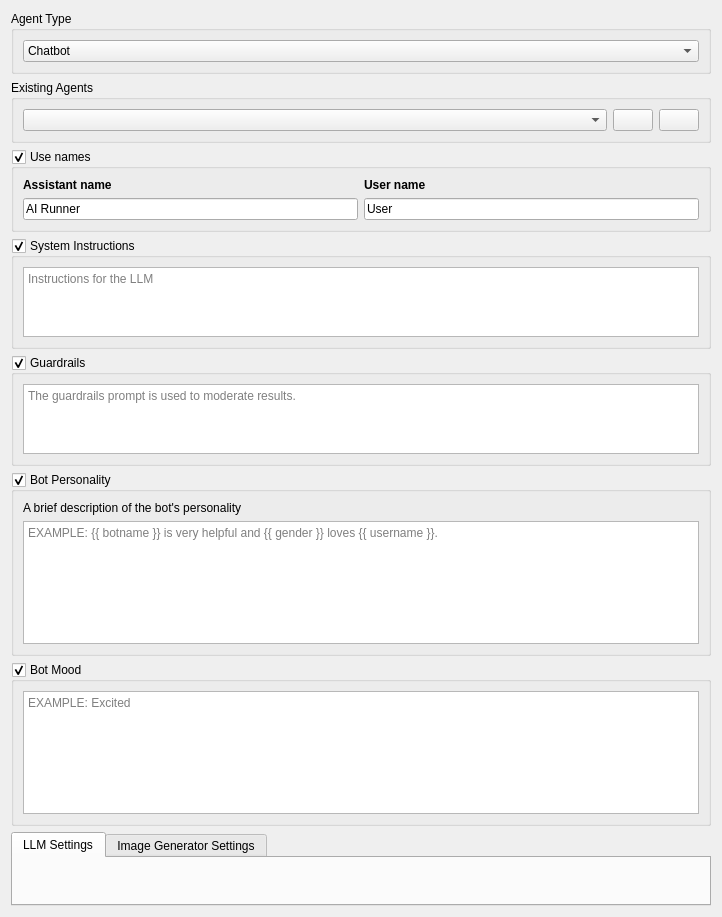
Old version of the form src/airunner/widgets/llm/templates/bot_preferences.ui in the repository Capsize-Games/airunner.
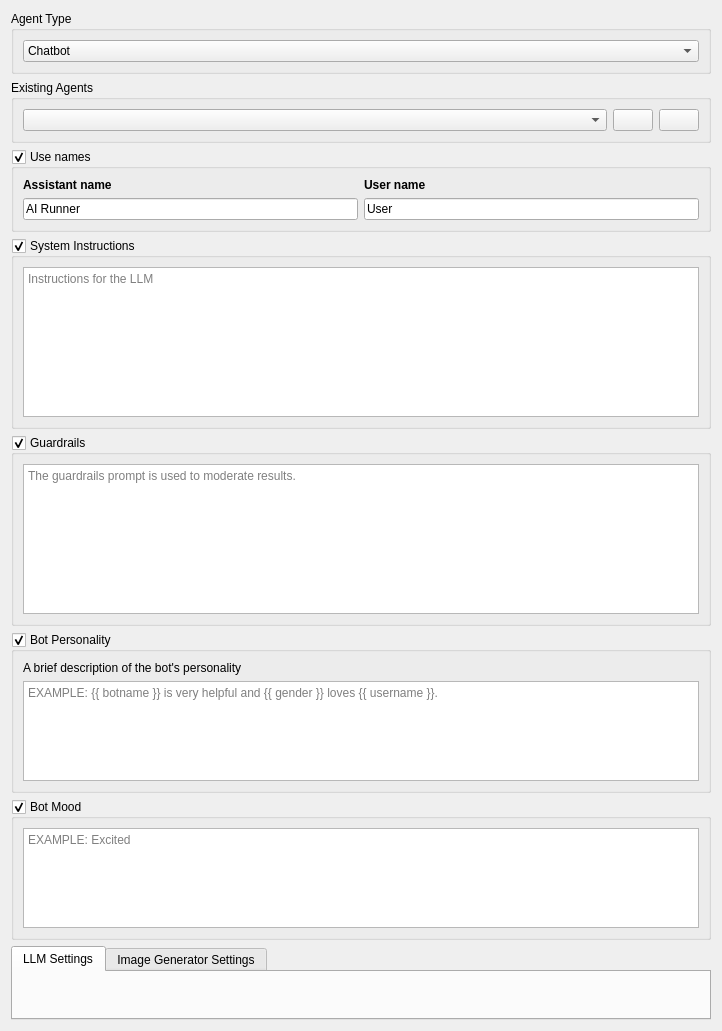
New version of the form. Icons and pictures are not drawn. Custom widgets are drawn as their Qt base class.

```diff
--- a/src/airunner/widgets/llm/templates/bot_preferences.ui
+++ b/src/airunner/widgets/llm/templates/bot_preferences.ui
@@ -7,7 +7,7 @@
     <x>0</x>
     <y>0</y>
     <width>722</width>
-    <height>917</height>
+    <height>1031</height>
    </rect>
   </property>
   <property name="windowTitle">
@@ -59,6 +59,18 @@
      <layout class="QVBoxLayout" name="verticalLayout_3">
       <item>
        <widget class="QPlainTextEdit" name="system_instructions">
+        <property name="sizePolicy">
+         <sizepolicy hsizetype="Expanding" vsizetype="MinimumExpanding">
+          <horstretch>0</horstretch>
+          <verstretch>0</verstretch>
+         </sizepolicy>
+        </property>
+        <property name="minimumSize">
+         <size>
+          <width>0</width>
+          <height>150</height>
+         </size>
+        </property>
         <property name="placeholderText">
          <string>Instructions for the LLM</string>
         </property>
@@ -78,6 +90,18 @@
      <layout class="QVBoxLayout" name="verticalLayout_2">
       <item>
        <widget class="QPlainTextEdit" name="guardrails_prompt">
+        <property name="sizePolicy">
+         <sizepolicy hsizetype="Expanding" vsizetype="MinimumExpanding">
+          <horstretch>0</horstretch>
+          <verstretch>0</verstretch>
+         </sizepolicy>
+        </property>
+        <property name="minimumSize">
+         <size>
+          <width>0</width>
+          <height>150</height>
+         </size>
+        </property>
         <property name="placeholderText">
          <string>The guardrails prompt is used to moderate results.</string>
         </property>
@@ -179,6 +203,18 @@
         <layout class="QGridLayout" name="gridLayout_5">
          <item row="1" column="0">
           <widget class="QPlainTextEdit" name="bot_personality">
+           <property name="sizePolicy">
+            <sizepolicy hsizetype="Expanding" vsizetype="MinimumExpanding">
+             <horstretch>0</horstretch>
+             <verstretch>0</verstretch>
+            </sizepolicy>
+           </property>
+           <property name="minimumSize">
+            <size>
+             <width>0</width>
+             <height>75</height>
+            </size>
+           </property>
            <property name="placeholderText">
             <string>EXAMPLE: {{ botname }} is very helpful and {{ gender }} loves {{ username }}.</string>
            </property>
@@ -205,6 +241,18 @@
         <layout class="QGridLayout" name="gridLayout_2">
          <item row="0" column="0">
           <widget class="QPlainTextEdit" name="bot_mood">
+           <property name="sizePolicy">
+            <sizepolicy hsizetype="Expanding" vsizetype="MinimumExpanding">
+             <horstretch>0</horstretch>
+             <verstretch>0</verstretch>
+            </sizepolicy>
+           </property>
+           <property name="minimumSize">
+            <size>
+             <width>0</width>
+             <height>75</height>
+            </size>
+           </property>
            <property name="placeholderText">
             <string>EXAMPLE: Excited</string>
            </property>
```
Left out of the diff: 2 changed lines with no effect on the pictures.
